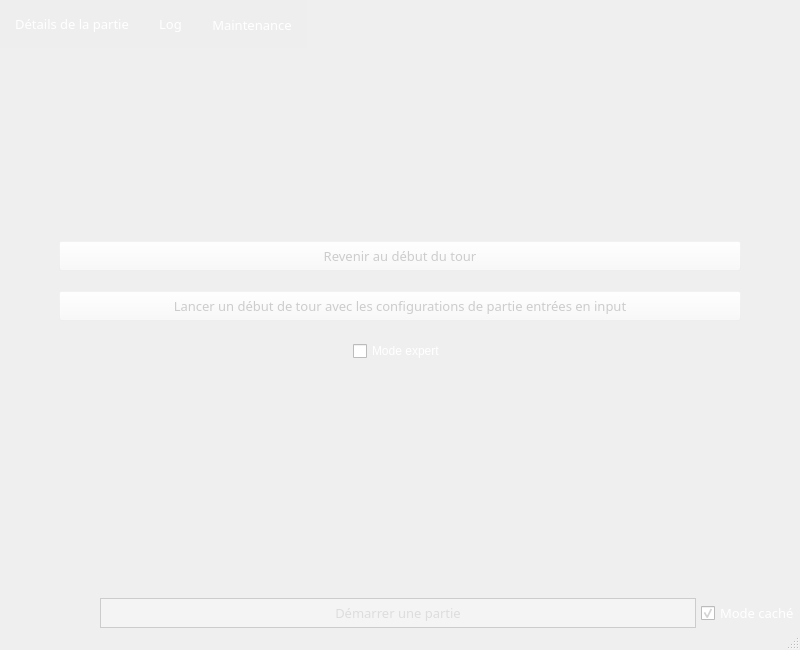
AdrienBrune/SECRET_VOLDEMORT, file SECRET_VOLDEMORT_SERVER/Developpement/server_ctr.ui: the form before one commit.
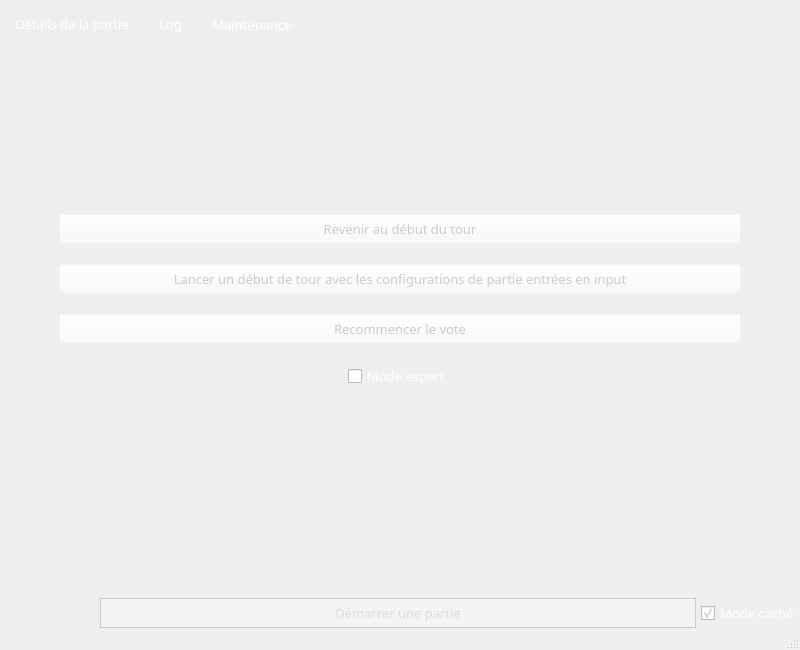
The form after the commit. The open tabs and pages were chosen to show the change.

Patch:
```diff
--- a/SECRET_VOLDEMORT_SERVER/Developpement/server_ctr.ui
+++ b/SECRET_VOLDEMORT_SERVER/Developpement/server_ctr.ui
@@ -567,6 +567,36 @@
             </property>
            </widget>
           </item>
+          <item>
+           <widget class="QPushButton" name="buttonRestartVote">
+            <property name="font">
+             <font>
+              <family>High Tower Text</family>
+              <pointsize>10</pointsize>
+             </font>
+            </property>
+            <property name="styleSheet">
+             <string notr="true">QPushButton{
+	background-color : rgba(250,250,250,20);
+	color : #CCCCCC;
+	padding-left : 20px;
+	padding-right : 20px;
+	padding-top : 5px;
+	padding-bottom : 5px;
+	margin-left:50px;
+	margin-right:50px;
+}
+
+QPushButton::hover{
+	background-color : rgba(250,250,250,40);
+	color:white;
+}</string>
+            </property>
+            <property name="text">
+             <string>Recommencer le vote</string>
+            </property>
+           </widget>
+          </item>
           <item alignment="Qt::AlignHCenter">
            <widget class="QCheckBox" name="buttonExpertMode">
             <property name="sizePolicy">
@@ -575,6 +605,12 @@
               <verstretch>0</verstretch>
              </sizepolicy>
             </property>
+            <property name="font">
+             <font>
+              <family>High Tower Text</family>
+              <pointsize>10</pointsize>
+             </font>
+            </property>
             <property name="styleSheet">
              <string notr="true">QCheckBox{
 	color:white;
```
Left out of the diff: 6 changed lines with no effect on the pictures.
